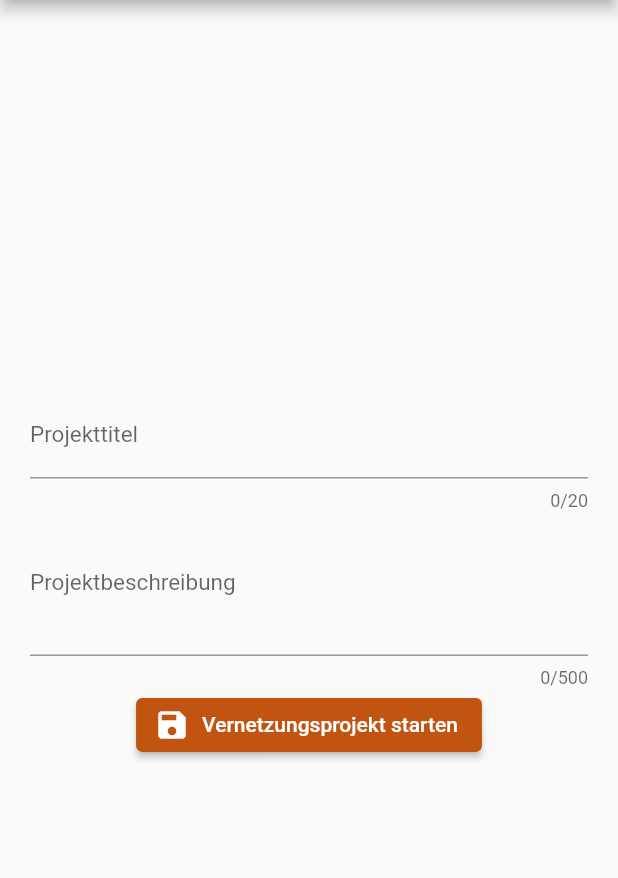
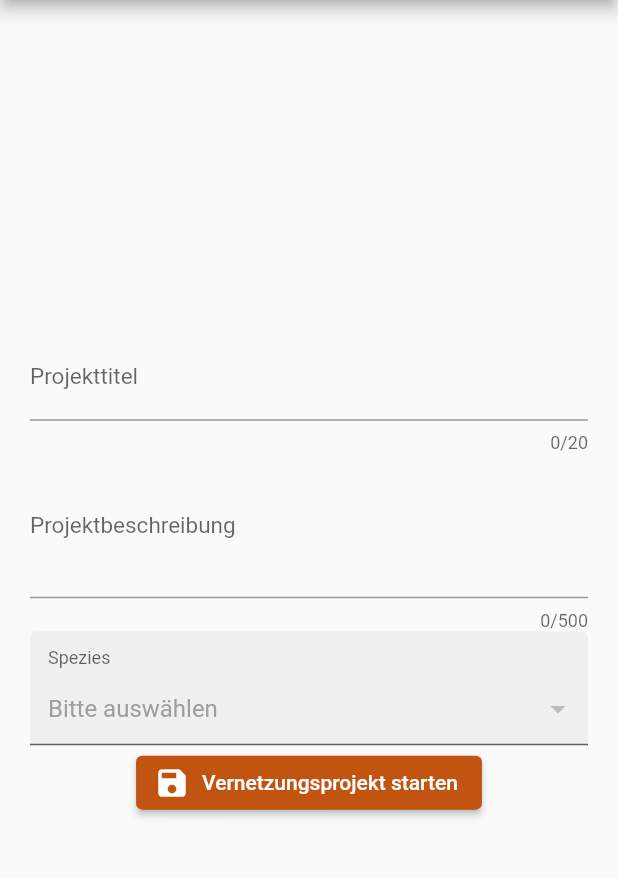
Before and after one commit to ElenaAlgaria/BetterGarden2_IP34, a Flutter app: the screen it shows after launch, in the side drawer, after a tap on "Vernetzungsprojekt starten", on a phone screen of 412 x 824 dp, the part 84-962 px from its top. Run offline on Flutter 3.47's test engine with Material 2 defaults, Android fonts, the phone set to English and light mode, and no system bars; our stand-ins replace cached_network_image, cloud_firestore, extended_image, firebase_auth, firebase_core, firebase_storage and 9 more; missing offline and left inert: flutter_facebook_auth, image_editor; accounts and stored records are empty.

```diff
--- /dev/null
+++ b/lib/components/dropdown_formfield.dart
@@ -0,0 +1,80 @@
+import 'package:flutter/material.dart';
+
+class DropDownFormField extends FormField<dynamic> {
+  final String titleText;
+  final String hintText;
+  final bool required;
+  final String errorText;
+  final dynamic value;
+  final List dataSource;
+  final String textField;
+  final String valueField;
+  final Function onChanged;
+  final bool filled;
+  final EdgeInsets contentPadding;
+
+  DropDownFormField(
+      {Key key, FormFieldSetter<dynamic> onSaved,
+        FormFieldValidator<dynamic> validator,
+        bool autovalidate = false,
+        this.titleText = 'Title',
+        this.hintText = 'Select one option',
+        this.required = false,
+        this.errorText = 'Please select one option',
+        this.value,
+        this.dataSource,
+        this.textField,
+        this.valueField,
+        this.onChanged,
+        this.filled = true,
+        this.contentPadding = const EdgeInsets.fromLTRB(12, 12, 8, 0)})
+      : super(key: key,
+    onSaved: onSaved,
+    validator: validator,
+    initialValue: value == '' ? null : value,
+    builder: (FormFieldState<dynamic> state) {
+      return Container(
+        child: Column(
+          crossAxisAlignment: CrossAxisAlignment.start,
+          children: <Widget>[
+            InputDecorator(
+              decoration: InputDecoration(
+                contentPadding: contentPadding,
+                labelText: titleText,
+                filled: filled,
+              ),
+              child: DropdownButtonHideUnderline(
+                child: DropdownButton<dynamic>(
+                  isExpanded: true,
+                  hint: Text(
+                    hintText,
+                    style: TextStyle(color: Colors.grey.shade500),
+                  ),
+                  value: value == '' ? null : value,
+                  onChanged: (dynamic newValue) {
+                    state.didChange(newValue);
+                    onChanged(newValue);
+                  },
+                  items: dataSource.map((item) {
+                    return DropdownMenuItem<dynamic>(
+                      value: item[valueField],
+                      child: Text(item[textField],
+                          overflow: TextOverflow.ellipsis),
+                    );
+                  }).toList(),
+                ),
+              ),
+            ),
+            SizedBox(height: state.hasError ? 5.0 : 0.0),
+            Text(
+              state.hasError ? state.errorText : '',
+              style: TextStyle(
+                  color: Colors.redAccent.shade700,
+                  fontSize: state.hasError ? 12.0 : 0.0),
+            ),
+          ],
+        ),
+      );
+    },
+  );
+}
--- a/lib/screens/project_page/create_project_page.dart
+++ b/lib/screens/project_page/create_project_page.dart
@@ -1,4 +1,7 @@
+import 'dart:developer';
+
 import 'package:biodiversity/components/drawer.dart';
+import 'package:biodiversity/components/dropdown_formfield.dart';
 import 'package:biodiversity/models/species.dart';
 import 'package:biodiversity/services/service_provider.dart';
 import 'package:flutter/cupertino.dart';
@@ -16,12 +19,17 @@ class _CreateProjectPageState extends State<CreateProjectPage>
     with TickerProviderStateMixin {
   final _formkey = GlobalKey<FormState>();
 
-  List<Species> speciesList = [];
+  List<Species> _speciesList = [];
+  String _currentSpecies;
+
+  TextEditingController _titleController = TextEditingController();
+  TextEditingController _descriptionController = TextEditingController();
+
 
   @override
   void initState() {
     super.initState();
-    speciesList =
+    _speciesList =
         ServiceProvider.instance.speciesService.getFullSpeciesObjectList();
   }
 
@@ -41,6 +49,7 @@ class _CreateProjectPageState extends State<CreateProjectPage>
                           crossAxisAlignment: CrossAxisAlignment.center,
                           children: [
                             TextFormField(
+                              controller: _titleController,
                               validator: (value) {
                                 if (value == null || value.isEmpty) {
                                   return 'Geben Sie Ihrem Projekt einen Titel.';
@@ -57,6 +66,7 @@ class _CreateProjectPageState extends State<CreateProjectPage>
                               maxLength: 20,
                             ),
                             TextFormField(
+                              controller: _descriptionController,
                               validator: (value) {
                                 if (value == null || value.isEmpty) {
                                   return 'Geben Sie Ihrem Projekt eine Beschreibung.';
@@ -73,10 +83,13 @@ class _CreateProjectPageState extends State<CreateProjectPage>
                               maxLength: 500,
                               maxLines: 3,
                             ),
+                            speciesListWidget(),
                             ElevatedButton.icon(
                               onPressed: () {
                                 if (!_formkey.currentState.validate()) {
                                   return;
+                                } else {
+                                  saveProject();
                                 }
                               },
                               label: Text("Vernetzungsprojekt starten"),
@@ -85,4 +98,37 @@ class _CreateProjectPageState extends State<CreateProjectPage>
                           ],
                         ))))));
   }
+
+  void saveProject() {
+    // TODO: save project with db
+    log(_currentSpecies);
+    log(_titleController.text);
+    log(_descriptionController.text);
+  }
+
+  Widget speciesListWidget() {
+    return DropDownFormField(
+      titleText: 'Spezies',
+      hintText: 'Bitte auswählen',
+      value: _currentSpecies,
+      onSaved: (value) {
+        setState(() {
+          _currentSpecies = value;
+        });
+      },
+      onChanged: (value) {
+        setState(() {
+          _currentSpecies = value;
+        });
+      },
+      dataSource: _speciesList.map((species) {
+        return {
+          "display": species.name,
+          "value": species.name,
+        };
+      }).toList(),
+      textField: 'display',
+      valueField: 'value',
+    );
+  }
 }
```
